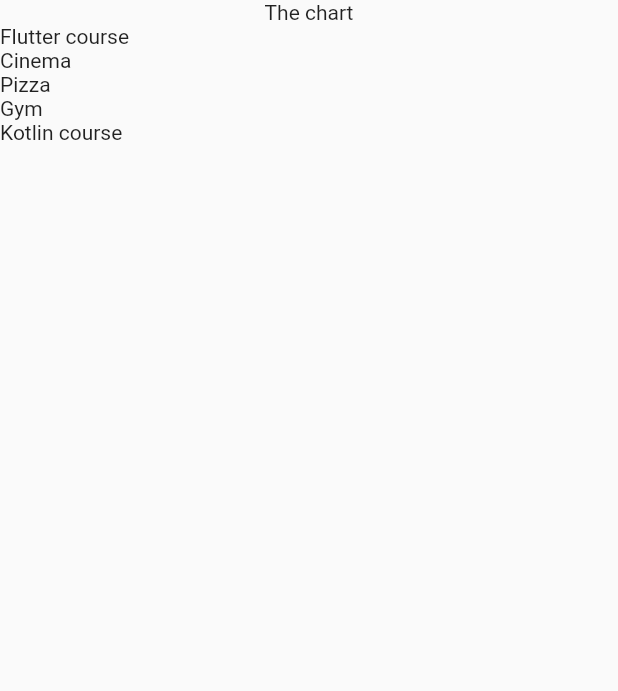
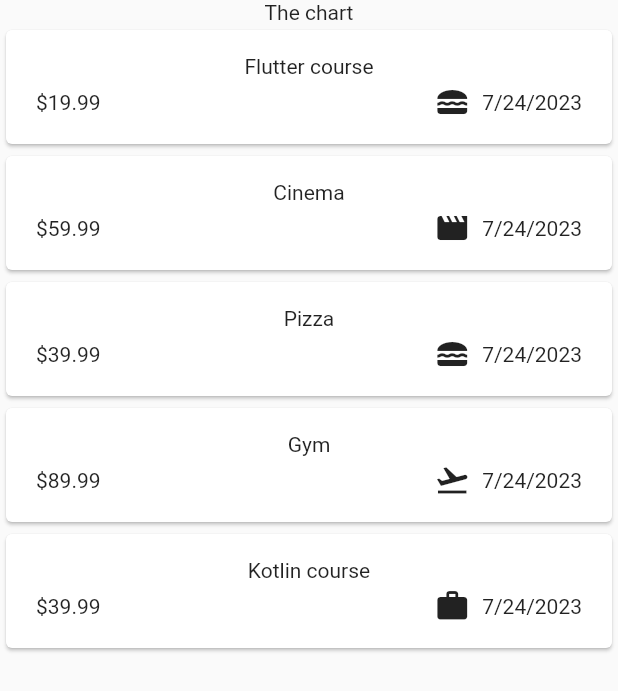
Before and after one commit to KaioPlandel/expense_tracker_app, a Flutter app: the screen it shows after launch, on a phone screen of 412 x 824 dp. Shown: the top 691 px of the screen. Run offline on Flutter 3.47's test engine with Material 2 defaults, Android fonts, the phone set to English and light mode, and no system bars.

Commit message:
feat: add format data and icons map

```diff
--- a/lib/main.dart
+++ b/lib/main.dart
@@ -1,4 +1,4 @@
-import 'package:expense_tracker/expenses_tracker.dart';
+import 'package:expense_tracker/widgets/expenses_tracker.dart';
 import 'package:flutter/material.dart';
 
 void main() {
--- a/lib/models/expense.dart
+++ b/lib/models/expense.dart
@@ -1,8 +1,19 @@
+import 'package:flutter/material.dart';
+import 'package:intl/intl.dart';
 import 'package:uuid/uuid.dart';
 
 const uuid = Uuid();
 
+final formatter = DateFormat.yMd();
+
 enum Category { food, travel, leisure, work }
+
+const categoryIcons = {
+  Category.food: Icons.lunch_dining,
+  Category.travel: Icons.flight_takeoff,
+  Category.leisure: Icons.movie,
+  Category.work: Icons.work,
+};
 
 class Expenses {
   Expenses({
@@ -17,4 +28,8 @@ class Expenses {
   final double amount;
   final DateTime date;
   final Category category;
+
+  String get formattedDate {
+    return formatter.format(date);
+  }
 }
--- /dev/null
+++ b/lib/widgets/expenses_list/expenses_item.dart
@@ -0,0 +1,38 @@
+import 'package:expense_tracker/models/expense.dart';
+import 'package:flutter/cupertino.dart';
+import 'package:flutter/material.dart';
+
+class ExpensesItem extends StatelessWidget {
+  const ExpensesItem({super.key, required this.expenses});
+
+  final Expenses expenses;
+
+  @override
+  Widget build(BuildContext context) {
+    return Card(
+      child: Padding(
+        padding: const EdgeInsets.symmetric(horizontal: 20, vertical: 16),
+        child: Column(
+          children: [
+            Text(expenses.title),
+            const SizedBox(height: 4),
+            Row(
+              children: [
+                Text("\$${expenses.amount.toStringAsFixed(2)}"),
+                // 15.1254 => 15.12
+                const Spacer(),
+                Row(
+                  children: [
+                    Icon(categoryIcons[expenses.category]),
+                    const SizedBox(width: 8),
+                    Text(expenses.formattedDate)
+                  ],
+                )
+              ],
+            )
+          ],
+        ),
+      ),
+    );
+  }
+}
--- a/lib/expenses_list.dart
+++ b/lib/widgets/expenses_list/expenses_list.dart
@@ -1,6 +1,7 @@
 import 'package:flutter/cupertino.dart';
 
-import 'models/expense.dart';
+import '../../models/expense.dart';
+import 'expenses_item.dart';
 
 class ExpensesList extends StatelessWidget {
   const ExpensesList({super.key, required this.expenses});
@@ -10,8 +11,10 @@ class ExpensesList extends StatelessWidget {
   @override
   Widget build(BuildContext context) {
     return ListView.builder(
-        itemCount: expenses.length, itemBuilder: (context, index) {
-         return Text(expenses[index].title);
-    });
+      itemCount: expenses.length,
+      itemBuilder: (context, index) {
+        return ExpensesItem(expenses: expenses[index]);
+      },
+    );
   }
 }
--- a/lib/expenses_tracker.dart
+++ b/lib/widgets/expenses_tracker.dart
@@ -1,8 +1,8 @@
 import 'package:flutter/cupertino.dart';
 import 'package:flutter/material.dart';
 
-import 'expenses_list.dart';
-import 'models/expense.dart';
+import 'expenses_list/expenses_list.dart';
+import '../models/expense.dart';
 
 class Expense extends StatefulWidget {
   const Expense({Key? key}) : super(key: key);
--- a/pubspec.yaml
+++ b/pubspec.yaml
@@ -36,6 +36,7 @@ dependencies:
   # Use with the CupertinoIcons class for iOS style icons.
   cupertino_icons: ^1.0.2
   uuid: ^3.0.7
+  intl: ^0.18.1
 
 dev_dependencies:
   flutter_test:
```
